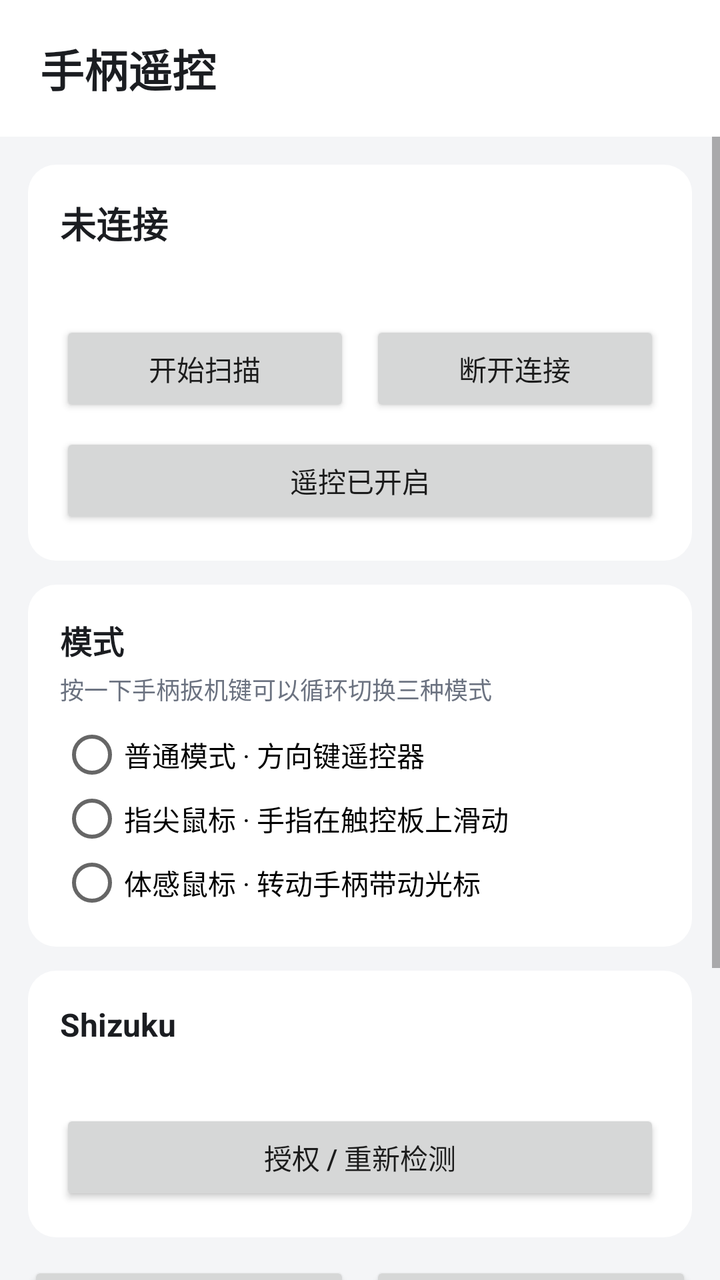
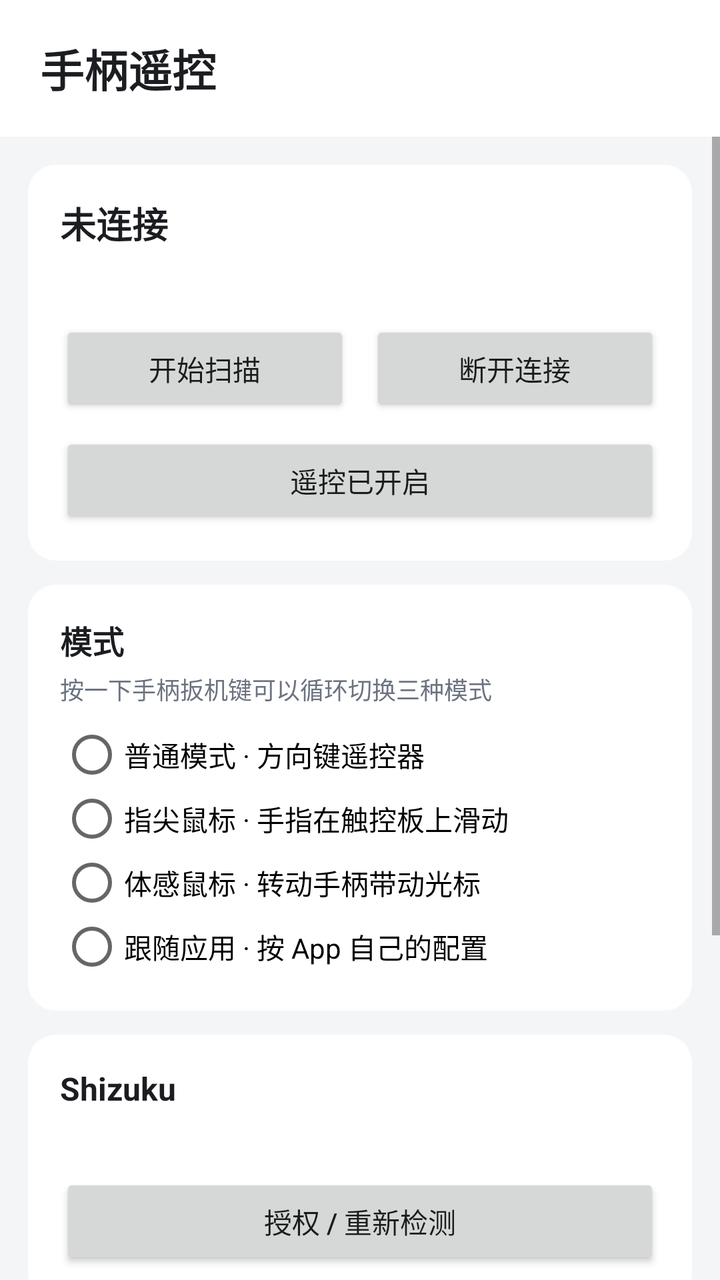

An Android layout rendered at two revisions. The XML below is the earlier revision; the diff shows what the commit changed to produce the second picture.
<!-- AndroidManifest.xml: application theme android:Theme.Material.Light.NoActionBar -->
<!-- res/layout/activity_main.xml -->
<?xml version="1.0" encoding="utf-8"?>
<LinearLayout xmlns:android="http://schemas.android.com/apk/res/android"
    android:layout_width="match_parent"
    android:layout_height="match_parent"
    android:background="@color/light_bg"
    android:fitsSystemWindows="true"
    android:orientation="vertical">

    <TextView
        android:layout_width="match_parent"
        android:layout_height="wrap_content"
        android:background="@color/light_card"
        android:paddingStart="20dp"
        android:paddingTop="18dp"
        android:paddingEnd="20dp"
        android:paddingBottom="18dp"
        android:text="@string/app_name"
        android:textColor="@color/light_text"
        android:textSize="22sp"
        android:textStyle="bold" />

    <ScrollView
        android:layout_width="match_parent"
        android:layout_height="0dp"
        android:layout_weight="1">

        <LinearLayout
            android:layout_width="match_parent"
            android:layout_height="wrap_content"
            android:orientation="vertical"
            android:padding="14dp">

            <LinearLayout
                android:layout_width="match_parent"
                android:layout_height="wrap_content"
                android:background="@drawable/card_background"
                android:orientation="vertical"
                android:padding="16dp">

                <TextView
                    android:id="@+id/stateText"
                    android:layout_width="match_parent"
                    android:layout_height="wrap_content"
                    android:text="未连接"
                    android:textColor="@color/light_text"
                    android:textSize="18sp"
                    android:textStyle="bold" />

                <TextView
                    android:id="@+id/deviceText"
                    android:layout_width="match_parent"
                    android:layout_height="wrap_content"
                    android:layout_marginTop="6dp"
                    android:textColor="@color/light_text_dim"
                    android:textSize="13sp" />

                <LinearLayout
                    android:layout_width="match_parent"
                    android:layout_height="wrap_content"
                    android:layout_marginTop="12dp"
                    android:orientation="horizontal">

                    <Button
                        android:id="@+id/scanButton"
                        android:layout_width="0dp"
                        android:layout_height="wrap_content"
                        android:layout_weight="1"
                        android:text="开始扫描" />

                    <Button
                        android:id="@+id/disconnectButton"
                        android:layout_width="0dp"
                        android:layout_height="wrap_content"
                        android:layout_marginStart="10dp"
                        android:layout_weight="1"
                        android:text="断开连接" />
                </LinearLayout>

                <Button
                    android:id="@+id/remoteSwitchButton"
                    android:layout_width="match_parent"
                    android:layout_height="wrap_content"
                    android:layout_marginTop="8dp"
                    android:text="遥控已开启" />
            </LinearLayout>

            <LinearLayout
                android:layout_width="match_parent"
                android:layout_height="wrap_content"
                android:layout_marginTop="12dp"
                android:background="@drawable/card_background"
                android:orientation="vertical"
                android:padding="16dp">

                <TextView
                    android:layout_width="match_parent"
                    android:layout_height="wrap_content"
                    android:text="模式"
                    android:textColor="@color/light_text"
                    android:textSize="16sp"
                    android:textStyle="bold" />

                <TextView
                    android:layout_width="match_parent"
                    android:layout_height="wrap_content"
                    android:layout_marginTop="4dp"
                    android:text="按一下手柄扳机键可以循环切换三种模式"
                    android:textColor="@color/light_text_dim"
                    android:textSize="12sp" />

                <RadioGroup
                    android:id="@+id/modeGroup"
                    android:layout_width="match_parent"
                    android:layout_height="wrap_content"
                    android:layout_marginTop="8dp"
                    android:orientation="vertical">

                    <RadioButton
                        android:id="@+id/modeNormal"
                        android:layout_width="match_parent"
                        android:layout_height="wrap_content"
                        android:text="普通模式 · 方向键遥控器" />

                    <RadioButton
                        android:id="@+id/modeFlyTouch"
                        android:layout_width="match_parent"
                        android:layout_height="wrap_content"
                        android:text="指尖鼠标 · 手指在触控板上滑动" />

                    <RadioButton
                        android:id="@+id/modeFlyMotion"
                        android:layout_width="match_parent"
                        android:layout_height="wrap_content"
                        android:text="体感鼠标 · 转动手柄带动光标" />
                </RadioGroup>
            </LinearLayout>

            <LinearLayout
                android:layout_width="match_parent"
                android:layout_height="wrap_content"
                android:layout_marginTop="12dp"
                android:background="@drawable/card_background"
                android:orientation="vertical"
                android:padding="16dp">

                <TextView
                    android:layout_width="match_parent"
                    android:layout_height="wrap_content"
                    android:text="Shizuku"
                    android:textColor="@color/light_text"
                    android:textSize="16sp"
                    android:textStyle="bold" />

                <TextView
                    android:id="@+id/shizukuText"
                    android:layout_width="match_parent"
                    android:layout_height="wrap_content"
                    android:layout_marginTop="6dp"
                    android:textColor="@color/light_text_dim"
                    android:textSize="13sp" />

                <Button
                    android:id="@+id/shizukuButton"
                    android:layout_width="match_parent"
                    android:layout_height="wrap_content"
                    android:layout_marginTop="8dp"
                    android:text="授权 / 重新检测" />
            </LinearLayout>

            <LinearLayout
                android:layout_width="match_parent"
                android:layout_height="wrap_content"
                android:layout_marginTop="12dp"
                android:orientation="horizontal">

                <Button
                    android:id="@+id/testButton"
                    android:layout_width="0dp"
                    android:layout_height="wrap_content"
                    android:layout_weight="1"
                    android:text="手柄测试" />

                <Button
                    android:id="@+id/settingsButton"
                    android:layout_width="0dp"
                    android:layout_height="wrap_content"
                    android:layout_marginStart="10dp"
                    android:layout_weight="1"
                    android:text="设置" />
            </LinearLayout>

            <ScrollView
                android:id="@+id/deviceScroll"
                android:layout_width="match_parent"
                android:layout_height="150dp"
                android:layout_marginTop="12dp"
                android:background="@drawable/card_background">

                <LinearLayout
                    android:id="@+id/deviceList"
                    android:layout_width="match_parent"
                    android:layout_height="wrap_content"
                    android:orientation="vertical"
                    android:padding="8dp" />
            </ScrollView>
        </LinearLayout>
    </ScrollView>
</LinearLayout>
<!-- resources referenced by this layout -->
<resources>
  <color name="light_bg">#FFF4F5F7</color>
  <color name="light_card">#FFFFFFFF</color>
  <color name="light_text">#FF1B1D21</color>
  <color name="light_text_dim">#FF6B7280</color>
  <!-- drawable card_background (drawable) -->
  <?xml version="1.0" encoding="utf-8"?>
  <shape xmlns:android="http://schemas.android.com/apk/res/android"
      android:shape="rectangle">
      <solid android:color="@color/light_card" />
      <corners android:radius="14dp" />
  </shape>
  <string name="app_name">手柄遥控</string>
</resources>

<!-- the commit's change to res/layout/activity_main.xml (unified diff, before → after) -->
@@ -132,6 +132,12 @@
                         android:layout_width="match_parent"
                         android:layout_height="wrap_content"
                         android:text="体感鼠标 · 转动手柄带动光标" />
+
+                    <RadioButton
+                        android:id="@+id/modeProfile"
+                        android:layout_width="match_parent"
+                        android:layout_height="wrap_content"
+                        android:text="跟随应用 · 按 App 自己的配置" />
                 </RadioGroup>
             </LinearLayout>
 
